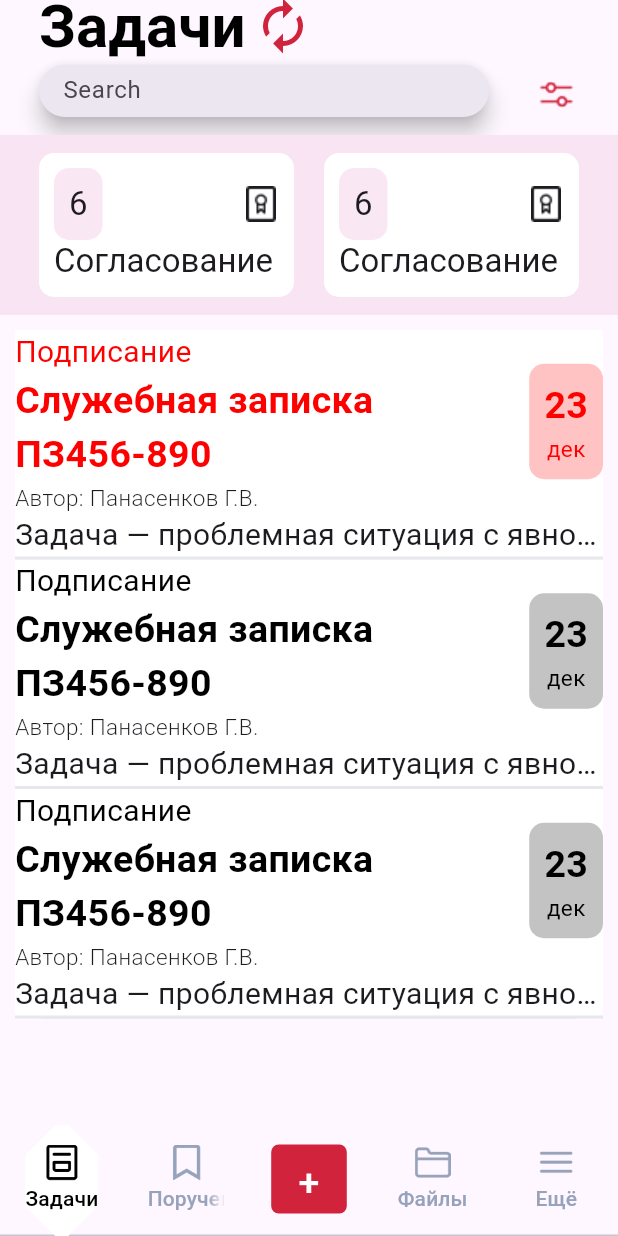
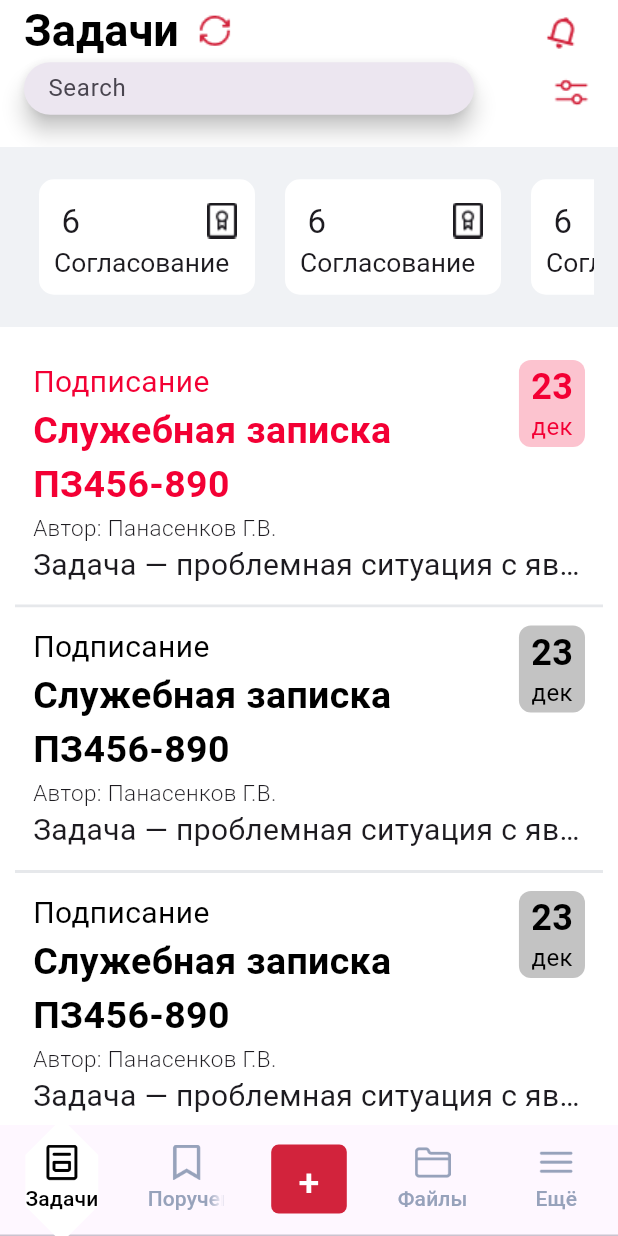
Before and after one commit to MikeTsvirkunov/TerraLinkFlutterTest, a Flutter app: the screen it shows after launch, on a phone screen of 412 x 824 dp. Run offline on Flutter 3.47's test engine with Material 3 defaults, Android fonts, the phone set to English and light mode, and no system bars.

Commit message:
AllIcons

```diff
--- a/lib/pages/task_page/header.dart
+++ b/lib/pages/task_page/header.dart
@@ -0,0 +1,99 @@
+import 'package:flutter/material.dart';
+
+class TaskPageHeader extends StatefulWidget {
+  final double _scrollPosition;
+  const TaskPageHeader(this._scrollPosition, {super.key});
+
+  @override
+  State<TaskPageHeader> createState() => _TaskPageHeaderState();
+}
+
+class _TaskPageHeaderState extends State<TaskPageHeader> {
+  @override
+  Widget build(BuildContext context) {
+    return Container(
+      width: double.maxFinite,
+      color: Colors.white,
+      padding: const EdgeInsets.all(0),
+      margin: const EdgeInsets.fromLTRB(0, 0, 0, 20),
+      child: Column(
+        mainAxisAlignment: MainAxisAlignment.spaceBetween,
+        children: [
+          Container(
+            padding: EdgeInsets.all(0),
+            color: Colors.white,
+            width: double.maxFinite,
+            height: 40,
+            child: Row(
+              mainAxisAlignment: MainAxisAlignment.spaceBetween,
+              children: [
+                SizedBox(
+                  width: 310,
+                  child: AnimatedContainer(
+                    duration: const Duration(milliseconds: 250),
+                    curve: Curves.decelerate,
+                    // alignment: Alignment.topLeft,
+                    alignment: widget._scrollPosition == 0 ? Alignment.topLeft : Alignment.topCenter,
+                    child: Wrap(
+                  // runAlignment: WrapAlignment.center,
+                      crossAxisAlignment: WrapCrossAlignment.center,
+                      children: [
+                        Text('Задачи',
+                          style: TextStyle(
+                            // fontSize: 30,
+                            fontSize: widget._scrollPosition == 0 ? 30 : 20,
+                            color: Colors.black,
+                            fontWeight: FontWeight.bold)),
+                        SizedBox(
+                          height: 34,
+                          child: IconButton(
+                            onPressed: () => {},
+                            padding: const EdgeInsets.all(5),
+                            icon: ImageIcon(
+                              const AssetImage('assets/images/icons/restart.png'),
+                              size: widget._scrollPosition == 0 ? 34 : 22,
+
+                              color: const Color.fromARGB(255, 210, 35, 60),
+                            ),
+                          )
+                        )
+                      ],
+                    )
+                  ),
+                ),
+                IconButton(
+                  onPressed: () => {},
+                  padding: const EdgeInsets.fromLTRB(0, 5, 0, 5),
+                  alignment: AlignmentDirectional.centerEnd,
+                  icon: const ImageIcon(
+                    AssetImage('assets/images/icons/notifications.png'),
+                    size: 34,
+                    color: Color.fromARGB(255, 210, 35, 60),
+                  ),
+                )
+              ]
+            ),
+          ),
+          const Row(
+            mainAxisAlignment: MainAxisAlignment.spaceBetween,
+            crossAxisAlignment: CrossAxisAlignment.end,
+            children: [
+              SizedBox(
+                height: 35,
+                width: 300,
+                child: SearchBar(hintText: 'Search',)
+              ),
+              Spacer(),
+              // Icon(Icons.tune, color: Color.fromARGB(255, 210, 35, 60),),
+              ImageIcon(
+                AssetImage('assets/images/icons/filter.png'),
+                size: 30,
+                color: Color.fromARGB(255, 210, 35, 60),
+              ),
+              // Spacer(flex: 2,)
+            ]),
+          ]
+        ),
+        );
+  }
+}
--- a/lib/pages/task_page/horizontall_container/horizontal_container.dart
+++ b/lib/pages/task_page/horizontall_container/horizontal_container.dart
@@ -1,5 +1,5 @@
 import 'package:flutter/material.dart';
-import 'package:flutter_application_terra_link_test/global.dart';
+// import 'package:flutter_application_terra_link_test/global.dart';
 
 class TaskCounterBlock extends StatefulWidget {
   final String name;
@@ -14,6 +14,8 @@ class _TaskCounterBlockState extends State<TaskCounterBlock> {
   @override
   Widget build(BuildContext context) {
     return Container(
+      height: 77,
+      width: 144,
       padding: const EdgeInsets.all(10),
       margin: const EdgeInsets.all(10),
       decoration: const BoxDecoration(
@@ -25,24 +27,31 @@ class _TaskCounterBlockState extends State<TaskCounterBlock> {
         crossAxisAlignment: CrossAxisAlignment.start,
         children: [
           SizedBox(
-            width: 150,
+            width: 144,
             child: Row(
               mainAxisAlignment: MainAxisAlignment.spaceBetween,
               children: [
                 Container(
                   decoration: const BoxDecoration(
-                    borderRadius: BorderRadius.all(Radius.circular(10)),
-                    color: Color.fromARGB(150, 244, 215, 235),
+                    borderRadius: BorderRadius.all(Radius.circular(12)),
+                    color: Colors.white,
                   ),
-                  padding: const EdgeInsets.all(10),
-                  child: Text(widget.counter),
+                  height: 35,
+                  width: 39,
+                  padding: const EdgeInsets.all(5),
+                  child: Text(
+                    widget.counter,
+                  ),
                 ),
                 // Spacer(),
                 ImageIcon(AssetImage(widget.icon))
               ],
             )
           ),
-          Text(widget.name)
+          Text(
+            widget.name,
+            textScaler: const TextScaler.linear(0.8),
+          )
         ]
       ),
     );
--- a/lib/pages/task_page/horizontall_container/horizontal_scroll_bar2.dart
+++ /dev/null
@@ -1,26 +0,0 @@
-import 'package:flutter/material.dart';
-
-class TabBarExample extends StatelessWidget {
-  const TabBarExample({super.key});
-
-  @override
-  Widget build(BuildContext context) {
-    return const DefaultTabController(
-      initialIndex: 1,
-      length: 3,
-      child: TabBar(
-        tabs: <Widget>[
-          Tab(
-            icon: Icon(Icons.cloud_outlined),
-          ),
-          Tab(
-            icon: Icon(Icons.beach_access_sharp),
-          ),
-          Tab(
-            icon: Icon(Icons.brightness_5_sharp),
-          ),
-        ],
-      ),
-    );
-  }
-}
--- a/lib/pages/task_page/task_block.dart
+++ b/lib/pages/task_page/task_block.dart
@@ -19,14 +19,17 @@ class _BlockTaskState extends State<TaskBlock> {
   @override
   Widget build(BuildContext context) {
     return Container(
+      padding: EdgeInsets.all(12),
       width: double.maxFinite,
       decoration: const BoxDecoration(
         border: Border(bottom: BorderSide(color: Color.fromARGB(255, 230, 232, 235), width: 2)),
         color: Colors.white,
       ),
       child: Column(
-        children: [ Row(
-          children: [
+        children: [
+          Row(
+            crossAxisAlignment: CrossAxisAlignment.start,
+            children: [
             SizedBox(
               width: 250,
               child: Column(
@@ -50,31 +53,35 @@ class _BlockTaskState extends State<TaskBlock> {
                   ),
                   const Text(
                     'Автор: Панасенков Г.В.',
-                    style: const TextStyle(fontSize: 15, fontWeight: FontWeight.w300),
+                    style: TextStyle(fontSize: 15, fontWeight: FontWeight.w300),
                   ),
                 ],
               )
             ),
             const Spacer(),
             Container(
-              padding: const EdgeInsets.all(10),
+              height: 58,
+              padding: const EdgeInsets.fromLTRB(8, 4, 8, 4),
               decoration: BoxDecoration(
-                borderRadius: const BorderRadius.all(Radius.circular(10)),
+                borderRadius: const BorderRadius.all(Radius.circular(8)),
                 color: Color.fromARGB(60, widget.red, widget.green, widget.blue)
               ),
               child: Column(
-                mainAxisAlignment: MainAxisAlignment.start,
+                mainAxisAlignment: MainAxisAlignment.spaceBetween,
+                crossAxisAlignment: CrossAxisAlignment.center,
                 children: [
                   Text(widget.day,
                     style: TextStyle(
                       fontWeight: FontWeight.bold,
-                      fontSize: 25,
+                      fontSize: 24,
+                      height: 0,
                       color: Color.fromARGB(255, widget.red, widget.green, widget.blue))
                   ),
                   Text(
                     widget.month,
                     style: TextStyle(
-                      fontSize: 15,
+                      fontSize: 16,
+                      height: 0,
                       color: Color.fromARGB(255, widget.red, widget.green, widget.blue)
                     ),
                   )
--- a/lib/pages/task_page/task_container.dart
+++ b/lib/pages/task_page/task_container.dart
@@ -17,7 +17,7 @@ class _TaskContainerState extends State<TaskContainer> {
       child: Container(
         margin: const EdgeInsets.fromLTRB(10, 10, 10, 100),
         decoration: const BoxDecoration(
-          color: Color.fromARGB(255, 215, 220, 231),
+          color: Colors.white,
           borderRadius: BorderRadius.all(Radius.circular(20))
         ),
         child: const Column(
@@ -28,7 +28,7 @@ class _TaskContainerState extends State<TaskContainer> {
             'Подписание',
             'Служебная записка ПЗ456-890', '23',
             'дек',
-            'Задача — проблемная ситуация с явно заданной целью, которую необходимо достичь; в более узком смысле задачей также называют саму', 255, 0, 0),
+            'Задача — проблемная ситуация с явно заданной целью, которую необходимо достичь; в более узком смысле задачей также называют саму', 243, 0, 52),
           TaskBlock(
             'Подписание',
             'Служебная записка ПЗ456-890', '23',
--- a/lib/pages/task_page/task_page.dart
+++ b/lib/pages/task_page/task_page.dart
@@ -1,5 +1,5 @@
 import 'package:flutter/material.dart';
-import 'package:flutter_application_terra_link_test/pages/task_page/task_container.dart';
+// import 'package:flutter_application_terra_link_test/pages/task_page/task_container.dart';
 import 'top_bar_colapseable.dart';
 
 class TaskPage extends StatefulWidget {
--- a/lib/pages/task_page/top_bar_colapseable.dart
+++ b/lib/pages/task_page/top_bar_colapseable.dart
@@ -1,7 +1,6 @@
 import 'package:flutter/material.dart';
-import 'horizontall_container/horizontal_scroll_bar.dart';
+import './header.dart';
 import 'package:flutter_application_terra_link_test/pages/task_page/task_container.dart';
-import './horizontall_container/horizontal_scroll_bar2.dart';
 import './horizontall_container/horizontal_container.dart';
 
 class ColapseableAppBar extends StatefulWidget {
@@ -29,65 +28,19 @@ class _ChangingAppBarState extends State<ColapseableAppBar> {
   @override
   Widget build(BuildContext context) {
     return Scaffold(
+      backgroundColor: Colors.white,
+      drawerEdgeDragWidth: double.maxFinite,
       appBar: AppBar(
-              toolbarHeight: 90,
-              title: Container(
-                padding: const EdgeInsets.all(10),
-                margin: const EdgeInsets.fromLTRB(0, 0, 0, 20),
-                child: Column(
-                    mainAxisAlignment: MainAxisAlignment.spaceBetween,
-                    children: [
-                      AnimatedContainer(
-                          duration: const Duration(milliseconds: 250),
-                          alignment: _scrollPosition == 0
-                              ? Alignment.topLeft
-                              : Alignment.topCenter,
-                          child: Wrap(
-                            // runAlignment: WrapAlignment.center,
-                            // crossAxisAlignment: WrapCrossAlignment.center,
-                            children: [
-                              Text('Задачи',
-                                  style: TextStyle(
-                                      fontSize: _scrollPosition == 0 ? 40 : 22,
-                                      color: Colors.black,
-                                      fontWeight: FontWeight.bold)),
-                              SizedBox(
-                                  height: 0,
-                                  child: IconButton(
-                                    onPressed: () => {},
-                                    padding: const EdgeInsets.all(5),
-                                    icon: Icon(Icons.autorenew,
-                                        size: _scrollPosition == 0 ? 40 : 22,
-                                        color: const Color.fromARGB(
-                                            255, 210, 35, 60)),
-                                  ))
-                            ],
-                          )),
-                      const Row(
-                          mainAxisAlignment: MainAxisAlignment.spaceBetween,
-                          crossAxisAlignment: CrossAxisAlignment.end,
-                          children: [
-                            SizedBox(
-                                height: 35,
-                                width: 300,
-                                child: SearchBar(
-                                  hintText: 'Search',
-                                )),
-                            Spacer(),
-                            // Icon(Icons.tune, color: Color.fromARGB(255, 210, 35, 60),),
-                            ImageIcon(
-                              AssetImage('assets/images/icons/filter.png'),
-                              size: 30,
-                              color: Color.fromARGB(255, 210, 35, 60),
-                            ),
-                            // Spacer(flex: 2,)
-                          ]),
-                    ]),
-              ),
+        surfaceTintColor: Colors.white,
+        backgroundColor: Colors.white,
+        toolbarHeight: 98,
+        title: TaskPageHeader(_scrollPosition)
       ),
       body: Scaffold(
+        backgroundColor: Colors.white,
         appBar: AppBar(
-                backgroundColor: Color.fromARGB(150, 244, 215, 235),
+          surfaceTintColor: const Color.fromARGB(255, 240, 242, 245),
+          backgroundColor: const Color.fromARGB(255, 240, 242, 245),
           toolbarHeight: 120,
           title: const SingleChildScrollView(
             scrollDirection: Axis.horizontal,
@@ -106,17 +59,6 @@ class _ChangingAppBarState extends State<ColapseableAppBar> {
         ),
         body: TaskContainer(_scrollController),
       )
-
-        // ListView(
-        // controller: _scrollController,
-        // children: [],
-        // itemCount: 20,
-        // itemBuilder: (context, index) {
-        //   return ListTile(
-        //     title: Text('Item: $index'),
-        //   );
-        // },
-        // ),
     );
   }
 }
```
Also changed, not shown: assets/images/icons/notifications.png (added), assets/images/icons/restart.png (added). Lines whose indentation alone changed are shown as unchanged.
